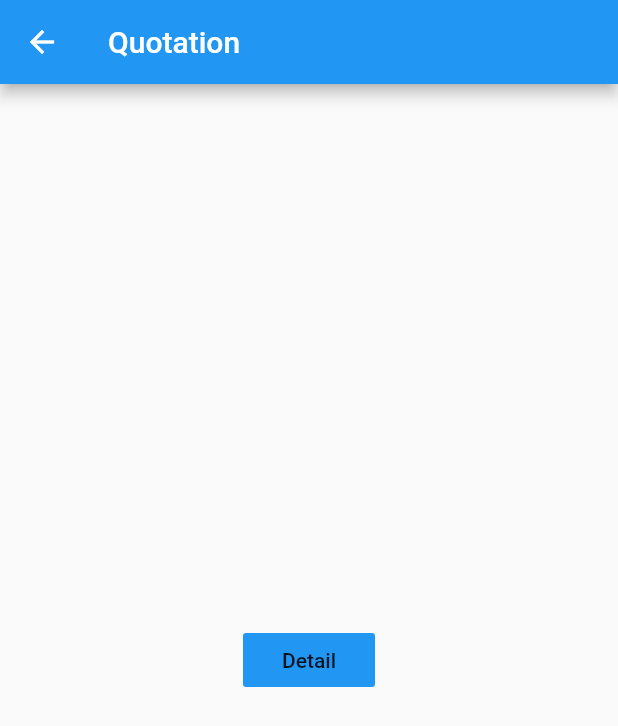
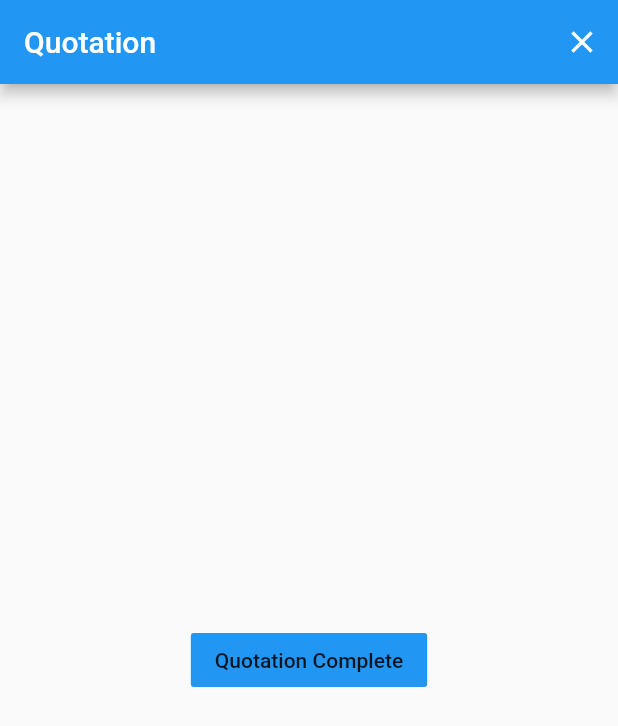
Before and after one commit to andynvt/hmdi, a Flutter app: the _QuotationView screen opened directly, on a phone screen of 412 x 824 dp. Shown: the top 726 px of the screen. Run offline on Flutter 3.47's test engine with Material 2 defaults, Android fonts, the phone set to English and light mode, and no system bars; our stand-ins replace shared_preferences; accounts and stored records are empty.

Commit message:
add quotation, pricing

```diff
--- a/lib/module/quotation/quotation_view.dart
+++ b/lib/module/quotation/quotation_view.dart
@@ -17,7 +17,7 @@ class _QuotationView extends StatefulWidget {
 }
 
 class _QuotationViewState extends State<_QuotationView> {
-  void _quotationDetailClick() {
+  void _completeClick() {
     Navigator.of(context).push(
       MaterialPageRoute(builder: (_) => createQuotationDetail()),
     );
@@ -28,13 +28,25 @@ class _QuotationViewState extends State<_QuotationView> {
     final model = Provider.of<QuotationModel>(context);
     return Scaffold(
       appBar: AppBar(
+        automaticallyImplyLeading: false,
         title: Text('Quotation'),
+        actions: [
+          IconButton(
+            icon: Icon(Icons.close),
+            onPressed: Navigator.of(context).pop,
+          )
+        ],
       ),
       body: Center(
-        child: FlatButton(
-          child: Text('Detail'),
-          color: Colors.blue,
-          onPressed: _quotationDetailClick,
+        child: Column(
+          mainAxisSize: MainAxisSize.min,
+          children: [
+            FlatButton(
+              child: Text('Quotation Complete'),
+              color: Colors.blue,
+              onPressed: _completeClick,
+            ),
+          ],
         ),
       ),
     );
```
Also changed, not shown: lib/module/configurator/configurator_view.dart (+11 -0 lines), lib/module/pricing/pricing_view.dart (+18 -1 lines), lib/module/quotation_detail/quotation_detail_view.dart (+22 -1 lines).
